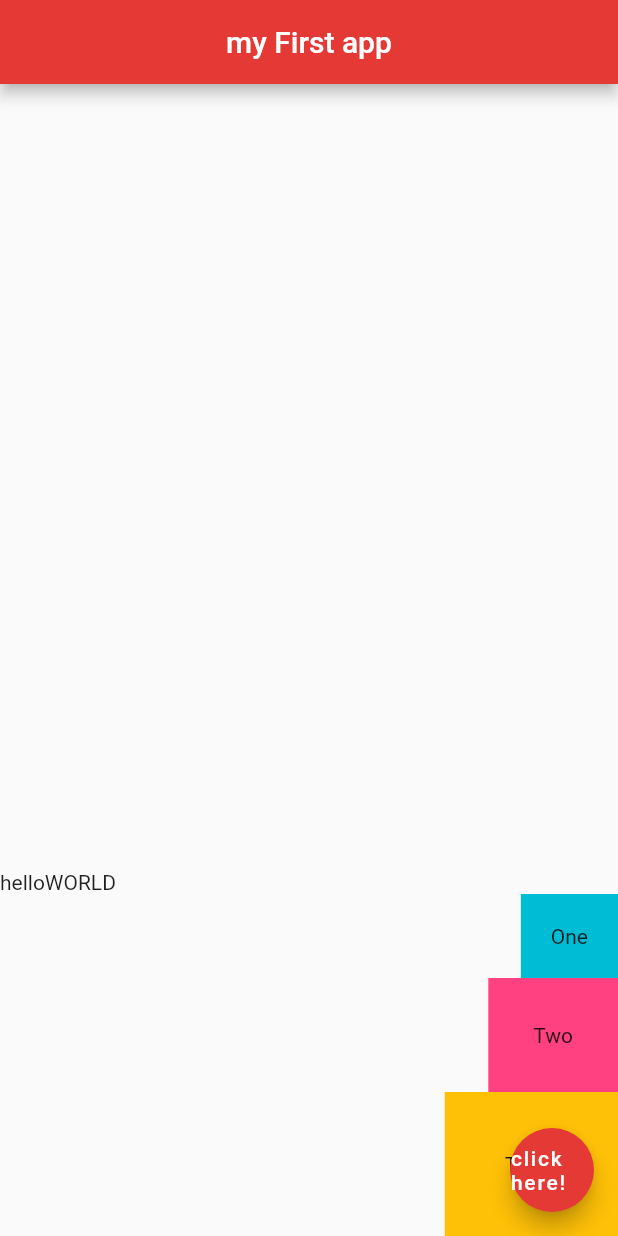
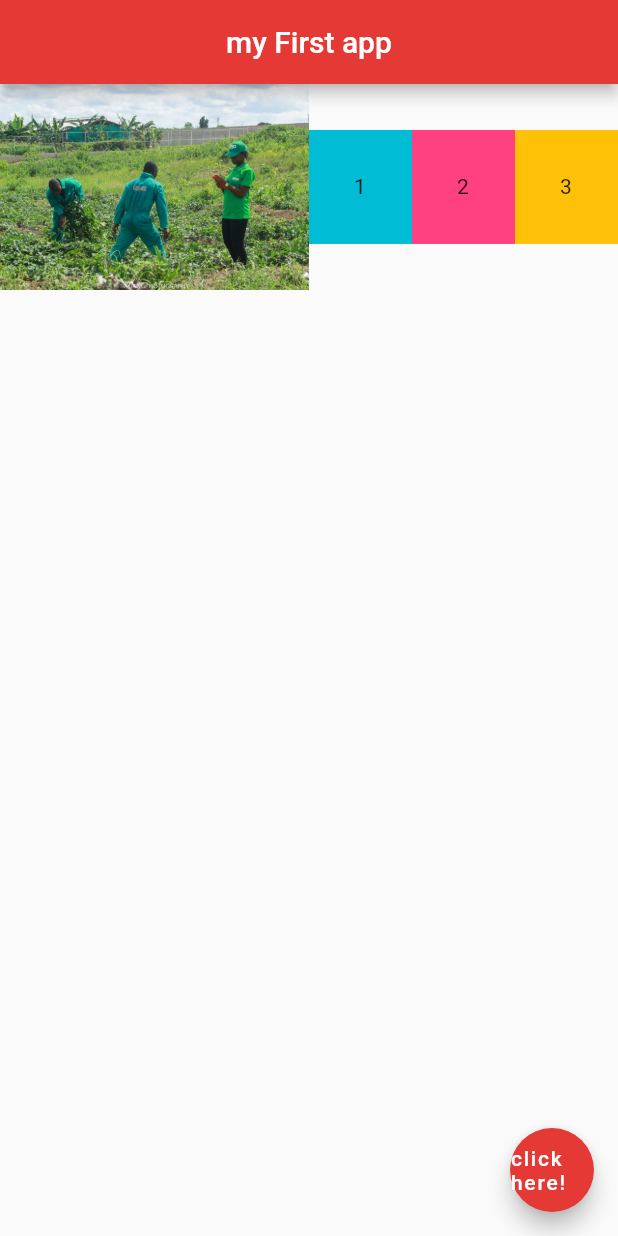
Before and after one commit to ime01/MyFirstFlutterApp, a Flutter app: the screen it shows after launch, on a phone screen of 412 x 824 dp. Run offline on Flutter 3.47's test engine with Material 2 defaults, Android fonts, the phone set to English and light mode, and no system bars.

Commit message:
Expanded and flex

```diff
--- a/lib/main.dart
+++ b/lib/main.dart
@@ -20,38 +20,78 @@
         backgroundColor: Colors.red[600],
       ),
 
-      body: Column(
-        mainAxisAlignment: MainAxisAlignment.end,
-        crossAxisAlignment: CrossAxisAlignment.end,
+      body: Row(
+        children: [
 
-        children: [
-          Row(
-            children: [
-              Text('hello'),
-              Text('WORLD')
-            ],
-          ),
-          Container(
-            padding: EdgeInsets.all(20.0),
-            color: Colors.cyan,
-            child: Text('One'),
+          Expanded(
+              child: Image.asset('assets/farm1.jpg'),
+            flex: 3,
           ),
 
-          Container(
-            padding: EdgeInsets.all(30.0),
-            color: Colors.pinkAccent,
-            child: Text('Two'),
+          Expanded(
+            flex: 1,
+            child: Container(
+              padding: EdgeInsets.all(30.0),
+              color: Colors.cyan,
+              child: Text('1'),
+            ),
+          ),
+          Expanded(
+              flex: 1,
+
+            child: Container(
+              padding: EdgeInsets.all(30.0),
+              color: Colors.pinkAccent,
+              child: Text('2'),
+            ),
           ),
 
-          Container(
-            padding: EdgeInsets.all(40.0),
-            color: Colors.amber,
-            child: Text('Three'),
+          Expanded(
+          flex: 1,
+            child: Container(
+              padding: EdgeInsets.all(30.0),
+              color: Colors.amber,
+              child: Text('3'),
+            ),
           ),
+        ],
 
+      ),
 
-        ],
-      ),
+      // Column(
+      //   mainAxisAlignment: MainAxisAlignment.end,
+      //   crossAxisAlignment: CrossAxisAlignment.end,
+      //
+      //   children: [
+      //     Row(
+      //       children: [
+      //         Text('hello'),
+      //         Text('WORLD')
+      //       ],
+      //     ),
+      //
+      //     Container(
+      //           padding: EdgeInsets.all(30.0),
+      //           color: Colors.pinkAccent,
+      //           child: Text('Two'),
+      //         ),
+      //
+      //
+      //      Container(
+      //         padding: EdgeInsets.all(40.0),
+      //         color: Colors.amber,
+      //         child: Text('Three'),
+      //       ),
+      //
+      //     Container(
+      //       padding: EdgeInsets.all(20.0),
+      //       color: Colors.cyan,
+      //       child: Text('One'),
+      //     ),
+      //
+      //
+      //   ],
+      // ),
 
 
       // Row(
```
